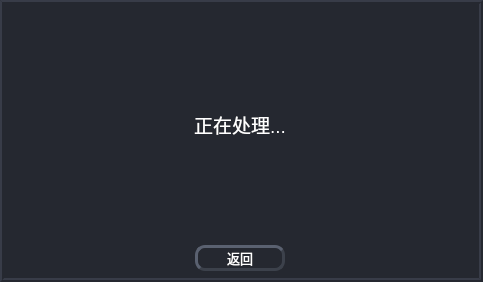
This is dialog.ui in hiHjy/rk3568-video-analytics as Qt 5 draws it before an edit. The edited form follows.
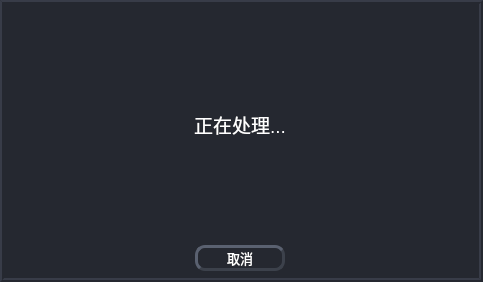
This is the edited form.

Patch:
```diff
--- a/dialog.ui
+++ b/dialog.ui
@@ -90,7 +90,7 @@
        </font>
       </property>
       <property name="text">
-       <string>返回</string>
+       <string>取消</string>
       </property>
      </widget>
     </item>
```
